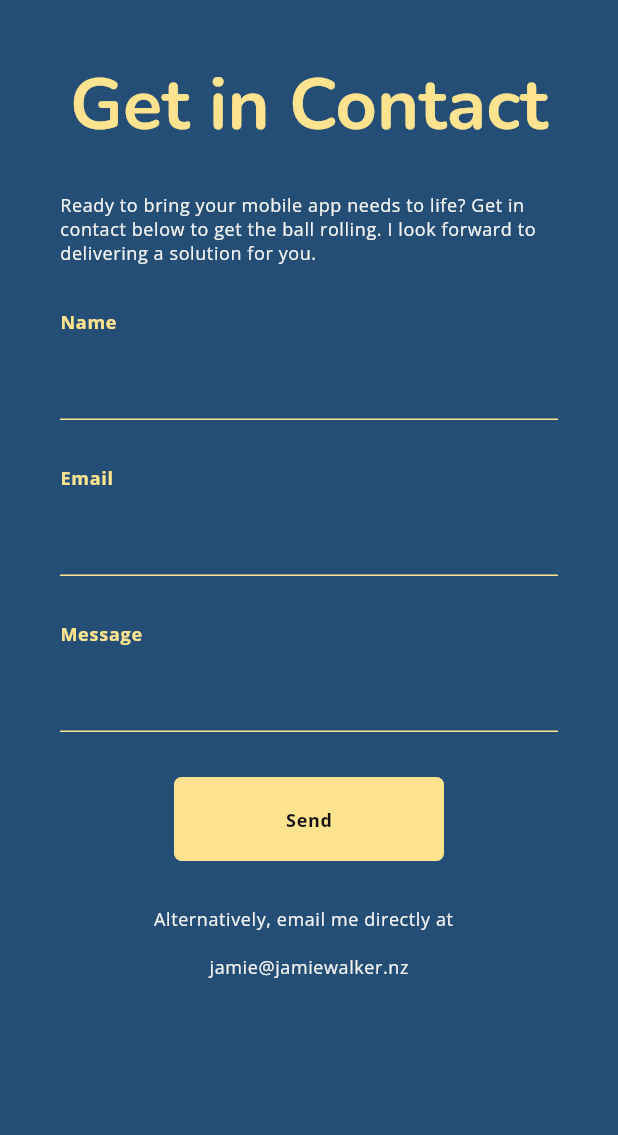
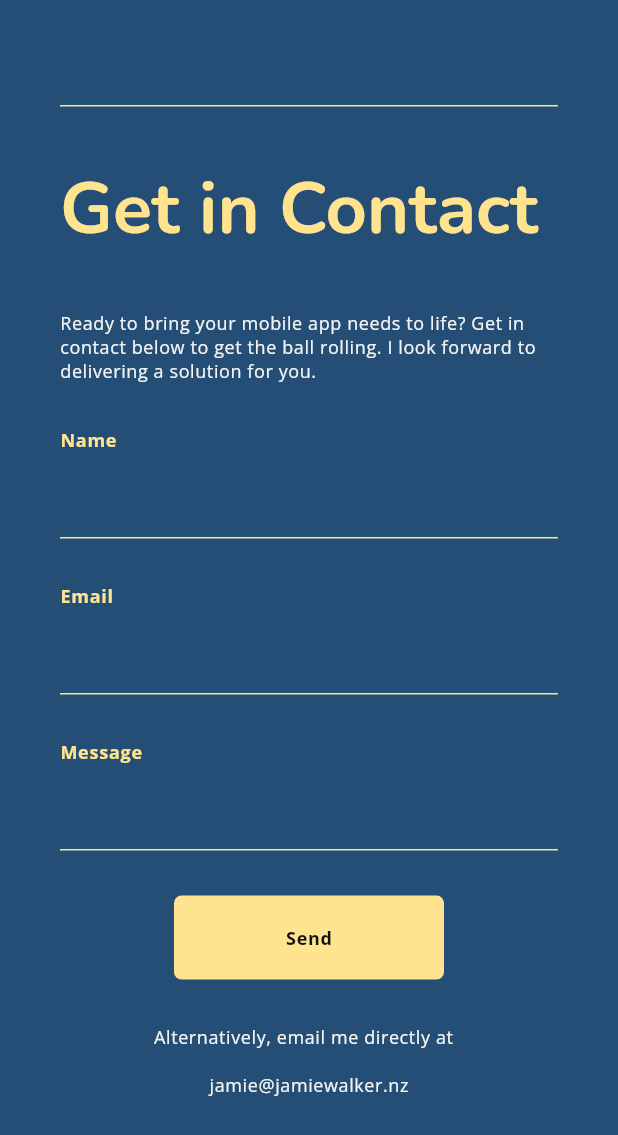
Before and after one commit to KR1Z00/jamiewalker.nz, a Flutter app: the ContactSection widget shown alone on an empty page, opened directly with empty values, on a phone screen of 412 x 824 dp. Shown: the top 1135 px of the screen. Run offline on Flutter 3.47's test engine with Material 3 defaults, Android fonts, the phone set to English and light mode, and no system bars; our stand-ins replace auto_size_text, cloud_functions, easy_localization, firebase_analytics, firebase_core, flutter_hooks and 11 more; missing offline and left inert: arrow_path; accounts and stored records are empty; generated files the repository leaves out were written again.

Commit message:
Adjusts the sections of the landing page so that when they are scrolled to using the navigation buttons, their content appears below the AppBar
Now that the Scaffold body extends behind the app bar for the image in the WelcomeSection, each section must apply a padding at its top with a height equal to that of the AppBar.
The separatorBuilder is removed from the LandingPage's ListView.

Additionally, the section headers have been made to be left-aligned, as specified in the UI design

```diff
--- a/lib/app/theme/custom_theme.dart
+++ b/lib/app/theme/custom_theme.dart
@@ -8,6 +8,11 @@ ThemeData customThemeData(BuildContext context) => ThemeData(
         thumbColor: MaterialStateProperty.all(
           Colors.white.withOpacity(0.7),
         ),
+      ),
+      dividerTheme: DividerThemeData(
+        color: CustomColors.secondaryColor.l1,
+        space: 1,
+        thickness: 1,
       ),
       textTheme: customTextTheme(context),
       useMaterial3: true,
--- a/lib/landing/contact/view/contact_section.dart
+++ b/lib/landing/contact/view/contact_section.dart
@@ -9,11 +9,12 @@ import 'package:jamie_walker_website/app/extensions/screen_size.dart';
 import 'package:jamie_walker_website/app/localization/generated/locale_keys.g.dart';
 import 'package:jamie_walker_website/app/theme/custom_theme.dart';
 import 'package:jamie_walker_website/app/theme/text_theme.dart';
+import 'package:jamie_walker_website/generic/view/jamie_walker_app_bar.dart';
 import 'package:jamie_walker_website/generic/view/primary_text_button.dart';
 import 'package:jamie_walker_website/landing/contact/domain/contact_view_model.dart';
 
 class ContactSection extends ConsumerWidget {
-  static const double minHeight = 800;
+  static const double minHeight = 720;
 
   final TextEditingController nameTextEditingController;
   final TextEditingController emailTextEditingController;
@@ -29,7 +30,8 @@ class ContactSection extends ConsumerWidget {
   @override
   Widget build(BuildContext context, WidgetRef ref) {
     final screenHeight = MediaQuery.of(context).size.height;
-    final height = max(minHeight, screenHeight * 0.65);
+    final height = max(minHeight, screenHeight);
+    print(screenHeight);
 
     ref.listen(
       contactViewModelProvider,
@@ -52,31 +54,38 @@ class ContactSection extends ConsumerWidget {
         context.layoutForMobile() ? 30 : ScreenSize.minimumPadding.toDouble();
 
     return context.wrappedForHorizontalPosition(
-      child: Center(
+      child: Column(
+        mainAxisSize: MainAxisSize.min,
+        crossAxisAlignment: CrossAxisAlignment.stretch,
+        children: [
+          const SizedBox(
+            height: JamieWalkerAppBar.preferredHeight,
+          ),
+          const Divider(),
+          Padding(
+            padding: EdgeInsets.symmetric(
+              vertical: ScreenSize.minimumPadding.toDouble(),
+            ),
+            child: FittedBox(
+              fit: BoxFit.scaleDown,
+              alignment: Alignment.centerLeft,
+              child: Text(
+                tr(LocaleKeys.contactSectionTitleAlt),
+                style: context.appTextStyles().sectionHeaderTextStyle(context),
+                textAlign: TextAlign.left,
+                maxLines: 1,
+              ),
+            ),
+          ),
+          Center(
             child: ConstrainedBox(
-          constraints: BoxConstraints(
+              constraints: const BoxConstraints(
                 maxWidth: 700,
-            minHeight: height,
               ),
               child: Column(
                 mainAxisSize: MainAxisSize.min,
                 crossAxisAlignment: CrossAxisAlignment.stretch,
                 children: [
-              Padding(
-                padding: EdgeInsets.symmetric(
-                  vertical: paddingBetweenElements,
-                ),
-                child: FittedBox(
-                  fit: BoxFit.scaleDown,
-                  child: Text(
-                    tr(LocaleKeys.contactSectionTitleAlt),
-                    style:
-                        context.appTextStyles().sectionHeaderTextStyle(context),
-                    textAlign: TextAlign.center,
-                    maxLines: 1,
-                  ),
-                ),
-              ),
                   Text(
                     tr(LocaleKeys.contactPrompt),
                     style: context.appTextStyles().bodyTextStyle(context),
@@ -180,7 +189,8 @@ class ContactSection extends ConsumerWidget {
                           ),
                           child: Text(
                             tr(LocaleKeys.contactEmail),
-                        style: context.appTextStyles().bodyTextStyle(context),
+                            style:
+                                context.appTextStyles().bodyTextStyle(context),
                           ),
                         ),
                       ],
@@ -189,6 +199,8 @@ class ContactSection extends ConsumerWidget {
                 ],
               ),
             ),
+          ),
+        ],
       ),
     );
   }
```
Also changed, not shown: lib/landing/footer/view/footer_section.dart (+8 -1 lines), lib/landing/portfolio/view/portfolio_section.dart (+15 -8 lines), lib/landing/services/services_section.dart (+20 -12 lines), lib/landing/testimonials/view/testimonials_section.dart (+23 -12 lines), lib/landing/view/landing_page.dart (+1 -15 lines). Lines whose indentation alone changed are shown as unchanged.
